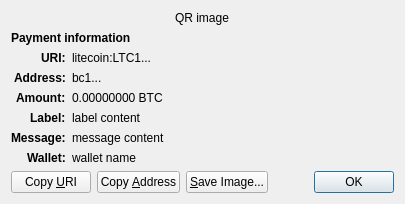
Before: the Qt Designer form src/qt/forms/receiverequestdialog.ui in woxycoin/woxycoin, drawn with Qt 5.
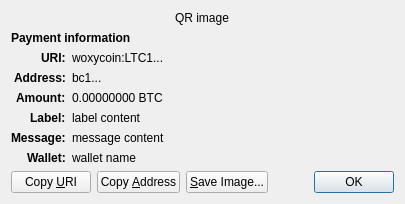
After: the same form once the commit is applied. Custom widgets are drawn as their Qt base class.

Commit message: Rebrand: Litecoin -> Woxycoin, add new logo

```diff
--- a/src/qt/forms/receiverequestdialog.ui
+++ b/src/qt/forms/receiverequestdialog.ui
@@ -65,7 +65,7 @@
    <item row="2" column="1" alignment="Qt::AlignTop">
     <widget class="QLabel" name="uri_content">
      <property name="text">
-      <string notr="true">litecoin:LTC1...</string>
+      <string notr="true">woxycoin:LTC1...</string>
      </property>
      <property name="textFormat">
       <enum>Qt::RichText</enum>
```
The commit also changes 20 other files.
